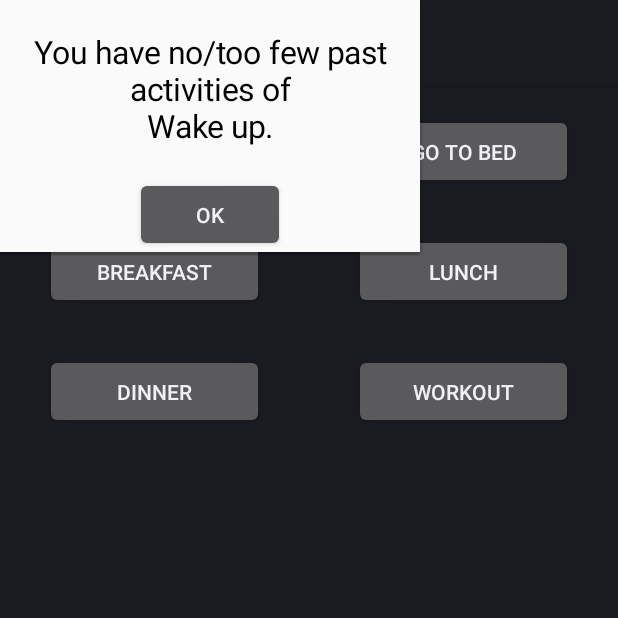
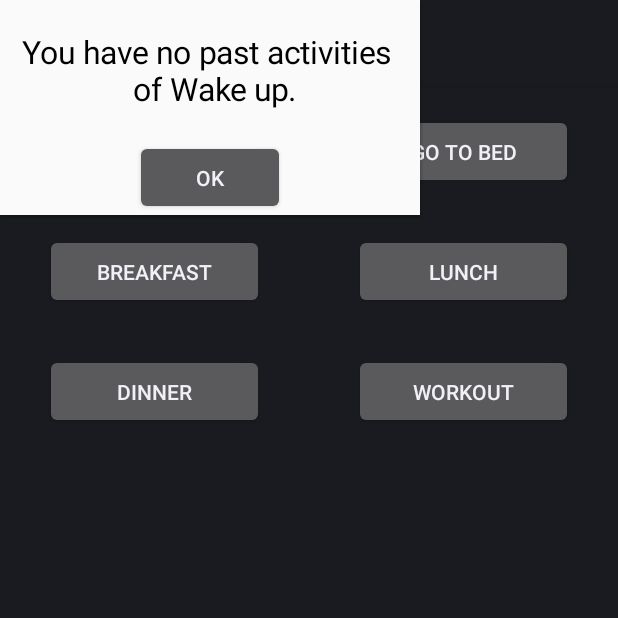
Before and after one commit to yizhang7210/LifeStats, an Android app: the fragment ShowTab shown on its own in the app's theme, after a tap on "WAKE UP", on a phone screen of 412 x 824 dp, the top half of it. Run offline under Robolectric (Android 15) with nearby library versions, the light colour scheme and no system bars; libraries missing offline, so code that uses them is left out: com.jjoe64.graphview; 6 statements that could not run were skipped.

Commit message:
minor tweak.

```diff
--- a/app/src/main/res/values/stringstotranslate.xml
+++ b/app/src/main/res/values/stringstotranslate.xml
@@ -19,7 +19,7 @@
     <string name="confirmClear">Are you sure you want to clear the history of activity\n%1$s?</string>
     <string name="yes">Yes</string>
     <string name="no">No</string>
-    <string name="warnNoData">You have no/too few past activities of\n%1$s.</string>
+    <string name="warnNoData">You have no past activities \n of %1$s.</string>
     <string name="tabOutOfRange">Tab position out of range.</string>
     <string name="graphTitle">Your recorded history of %1$s.</string>
     <string name="wrongDateFormatError">Recorded time in database has wrong format. It should be of the form %1%s.</string>
```
